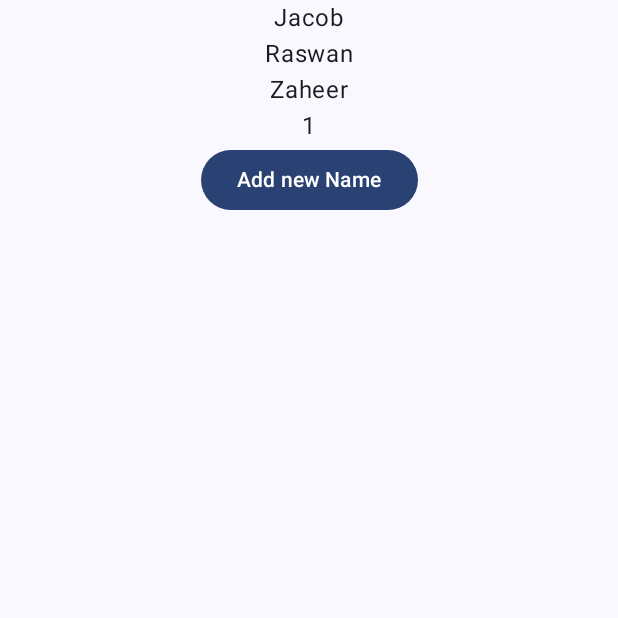
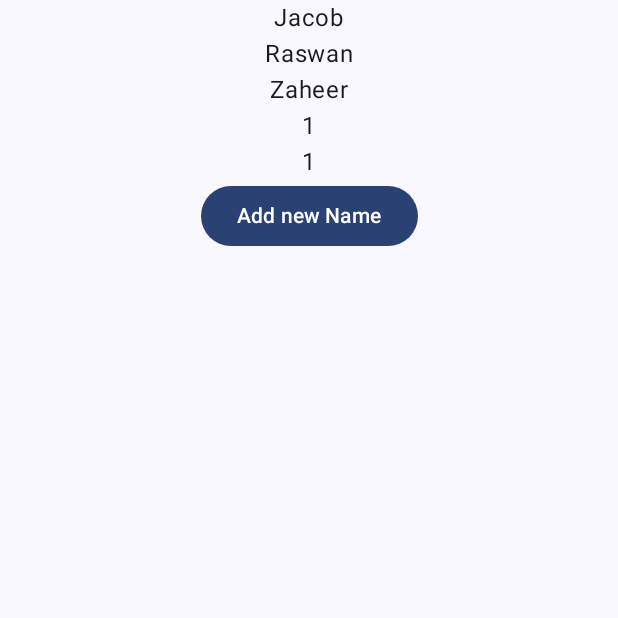
Before and after one commit to SreejithThrivikraman/compose-Lesson-1, an Android app built with Jetpack Compose: the composable Greeting shown on its own in the app's theme, after a tap on "Add new Name", on a phone screen of 412 x 824 dp, the top half of it. Run offline under Robolectric (Android 15) with nearby library versions, the phone set to English and light mode, and no system bars.

Commit message:
fixed the triggering issue of compose function with the 'mutableListOf'. replaced 'mutableListOf' with 'mutableStateListOf' on line 23.

```diff
--- a/app/src/main/java/com/example/sampleapp/MainActivity.kt
+++ b/app/src/main/java/com/example/sampleapp/MainActivity.kt
@@ -9,16 +9,16 @@ import androidx.compose.foundation.layout.fillMaxWidth
 import androidx.compose.material3.Button
 import androidx.compose.material3.Text
 import androidx.compose.runtime.Composable
+import androidx.compose.runtime.getValue
 import androidx.compose.runtime.mutableStateListOf
 import androidx.compose.runtime.mutableStateOf
 import androidx.compose.runtime.remember
-import androidx.compose.runtime.snapshots.SnapshotStateList
 import androidx.compose.ui.Alignment
 import androidx.compose.ui.Modifier
 import androidx.compose.ui.tooling.preview.Preview
 
 
-val nameList = mutableListOf("Jacob", "Raswan", "Zaheer")
+val nameList = mutableStateListOf("Jacob", "Raswan", "Zaheer")
 
 class MainActivity : ComponentActivity() {
     override fun onCreate(savedInstanceState: Bundle?) {
@@ -32,27 +32,25 @@ class MainActivity : ComponentActivity() {
 
 @Composable
 fun Greeting() {
-    val greetingState = remember { mutableStateListOf("Jacob", "Raswan", "Zaheer")}
+    val greetingState by remember { mutableStateOf(nameList) }
     Column(
         verticalArrangement = Arrangement.SpaceBetween,
         horizontalAlignment = Alignment.CenterHorizontally,
         modifier = Modifier.fillMaxWidth()
     ) {
 
-        for (item in greetingState) {
-            Text(
-                text = "$item",
-            )
+        greetingState.forEach { item ->
+            Text(text = item)
         }
 
-        Button(
-            onClick = { greetingState.add("1")
-                         greetingState = greetingState.toMutableList() }
-        ) {
+        Button(onClick = {
+            greetingState.add("1")
+        }) {
             Text("Add new Name")
         }
     }
 }
+
 
 @Preview(showBackground = true)
 @Composable
--- a/build.gradle.kts
+++ b/build.gradle.kts
@@ -1,5 +1,5 @@
 // Top-level build file where you can add configuration options common to all sub-projects/modules.
 plugins {
-    id("com.android.application") version "8.1.4" apply false
+    id("com.android.application") version "8.0.2" apply false
     id("org.jetbrains.kotlin.android") version "1.8.10" apply false
 }
```
